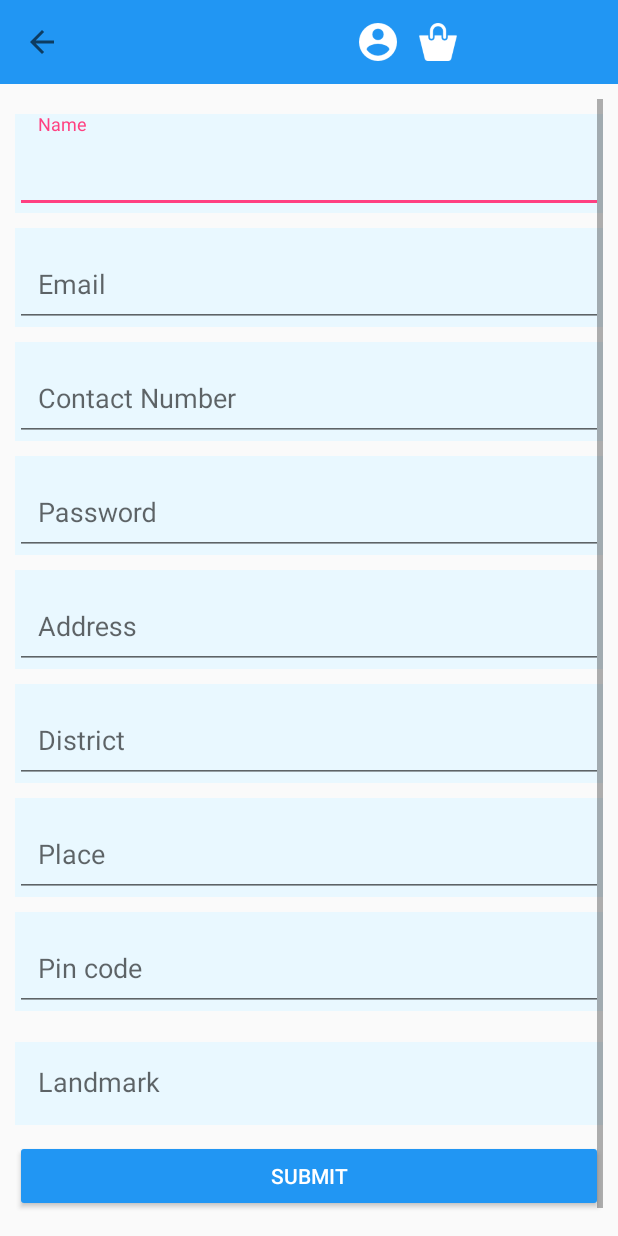
After one commit to leothayyil/InfyEmart, an Android app: the ProfileActivity screen opened directly, with no data from a screen before it, on a phone screen of 412 x 824 dp. The commit adds this screen. Run offline under Robolectric (Android 15) with nearby library versions, the phone set to English and light mode, and no system bars.

```diff
--- /dev/null
+++ b/app/src/main/java/com/example/user/infyemart/ProfileActivity.java
@@ -0,0 +1,27 @@
+package com.example.user.infyemart;
+
+import android.support.v7.app.ActionBar;
+import android.support.v7.app.AppCompatActivity;
+import android.os.Bundle;
+import android.support.v7.widget.Toolbar;
+
+public class ProfileActivity extends AppCompatActivity {
+
+
+    @Override
+    protected void onCreate(Bundle savedInstanceState) {
+        super.onCreate(savedInstanceState);
+        setContentView(R.layout.activity_profile);
+
+        Toolbar tb = (Toolbar) findViewById(R.id.toolbarProfile);
+        setSupportActionBar(tb);
+
+        // Get the ActionBar here to configure the way it behaves.
+        final ActionBar ab = getSupportActionBar();
+        //ab.setHomeAsUpIndicator(R.drawable.ic_menu); // set a custom icon for the default home button
+        ab.setDisplayShowHomeEnabled(true); // show or hide the default home button
+        ab.setDisplayHomeAsUpEnabled(true);
+        ab.setDisplayShowCustomEnabled(true); // enable overriding the default toolbar layout
+        ab.setDisplayShowTitleEnabled(false);
+    }
+}
--- a/app/src/main/res/layout/activity_cart.xml
+++ b/app/src/main/res/layout/activity_cart.xml
@@ -8,7 +8,6 @@
         android:layout_width="match_parent"
         android:layout_height="match_parent"
         android:id="@+id/recyclerCart">
-
     </android.support.v7.widget.RecyclerView>
 
 </android.support.constraint.ConstraintLayout>
--- /dev/null
+++ b/app/src/main/res/layout/activity_profile.xml
@@ -0,0 +1,167 @@
+<?xml version="1.0" encoding="utf-8"?>
+<LinearLayout
+    xmlns:android="http://schemas.android.com/apk/res/android"
+    xmlns:tools="http://schemas.android.com/tools"
+    android:layout_width="match_parent"
+    android:layout_height="match_parent"
+    tools:context="com.example.user.infyemart.ProfileActivity"
+    android:orientation="vertical">
+    <include layout="@layout/toolbar_main"
+        android:id="@+id/toolbarProfile"/>
+<ScrollView
+    android:layout_width="match_parent"
+    android:layout_height="wrap_content"
+    android:padding="10sp"
+    android:orientation="vertical">
+
+    <LinearLayout
+        android:layout_width="match_parent"
+        android:layout_height="wrap_content"
+        android:orientation="vertical">
+
+        <android.support.design.widget.TextInputLayout
+            android:layout_width="match_parent"
+            android:layout_height="wrap_content"
+            android:layout_marginTop="10dp"
+            android:background="@color/edt_back">
+
+            <EditText
+                android:layout_width="match_parent"
+                android:layout_height="wrap_content"
+                android:hint="Name"
+                android:padding="15sp"
+                android:textColor="#000000" />
+        </android.support.design.widget.TextInputLayout>
+
+        <android.support.design.widget.TextInputLayout
+            android:layout_width="match_parent"
+            android:layout_height="wrap_content"
+            android:layout_marginTop="10dp"
+            android:background="@color/edt_back">
+
+            <EditText
+                android:layout_width="match_parent"
+                android:layout_height="wrap_content"
+                android:hint="Email"
+                android:inputType="textEmailAddress"
+                android:padding="15sp"
+                android:textColor="#000000" />
+        </android.support.design.widget.TextInputLayout>
+
+        <android.support.design.widget.TextInputLayout
+            android:layout_width="match_parent"
+            android:layout_height="wrap_content"
+            android:layout_marginTop="10dp"
+            android:background="@color/edt_back">
+
+            <EditText
+                android:layout_width="match_parent"
+                android:layout_height="wrap_content"
+                android:hint="Contact Number"
+                android:inputType="number"
+                android:padding="15sp"
+                android:textColor="#000000" />
+        </android.support.design.widget.TextInputLayout>
+
+        <android.support.design.widget.TextInputLayout
+            android:layout_width="match_parent"
+            android:layout_height="wrap_content"
+            android:layout_marginTop="10dp"
+            android:background="@color/edt_back">
+
+            <EditText
+                android:layout_width="match_parent"
+                android:layout_height="wrap_content"
+                android:hint="Password"
+                android:inputType="textPassword"
+                android:padding="15sp"
+                android:textColor="#000000" />
+        </android.support.design.widget.TextInputLayout>
+
+        <android.support.design.widget.TextInputLayout
+            android:layout_width="match_parent"
+            android:layout_height="wrap_content"
+            android:layout_marginTop="10dp"
+            android:background="@color/edt_back">
+
+            <EditText
+                android:layout_width="match_parent"
+                android:layout_height="wrap_content"
+                android:hint="Address"
+                android:inputType="textPostalAddress"
+                android:padding="15sp"
+                android:textColor="#000000" />
+        </android.support.design.widget.TextInputLayout>
+
+        <android.support.design.widget.TextInputLayout
+            android:layout_width="match_parent"
+            android:layout_height="wrap_content"
+            android:layout_marginTop="10dp"
+            android:background="@color/edt_back">
+
+            <EditText
+                android:layout_width="match_parent"
+                android:layout_height="wrap_content"
+                android:hint="District"
+                android:inputType="textPostalAddress"
+                android:padding="15sp"
+                android:textColor="#000000" />
+        </android.support.design.widget.TextInputLayout>
+
+        <android.support.design.widget.TextInputLayout
+            android:layout_width="match_parent"
+            android:layout_height="wrap_content"
+            android:layout_marginTop="10dp"
+            android:background="@color/edt_back">
+
+            <EditText
+                android:layout_width="match_parent"
+                android:layout_height="wrap_content"
+                android:hint="Place"
+                android:inputType="textPostalAddress"
+                android:padding="15sp"
+                android:textColor="#000000" />
+        </android.support.design.widget.TextInputLayout>
+
+        <android.support.design.widget.TextInputLayout
+            android:layout_width="match_parent"
+            android:layout_height="wrap_content"
+            android:layout_marginTop="10dp"
+            android:background="@color/edt_back">
+
+            <EditText
+                android:layout_width="match_parent"
+                android:layout_height="wrap_content"
+                android:hint="Pin code"
+                android:inputType="textPostalAddress"
+                android:padding="15sp"
+                android:textColor="#000000" />
+        </android.support.design.widget.TextInputLayout>
+
+        <android.support.design.widget.TextInputLayout
+            android:layout_width="match_parent"
+            android:layout_height="wrap_content"
+            android:layout_marginTop="10dp"
+            android:backgroundTint="@color/edt_back">
+
+            <EditText
+                android:layout_width="match_parent"
+                android:layout_height="wrap_content"
+                android:background="@color/edt_back"
+                android:hint="Landmark"
+                android:inputType="textEmailAddress"
+                android:padding="15sp"
+                android:textColor="#000000" />
+        </android.support.design.widget.TextInputLayout>
+
+        <Button
+            android:layout_width="match_parent"
+            android:layout_height="wrap_content"
+            android:layout_marginBottom="25sp"
+            android:layout_marginTop="10dp"
+            android:backgroundTint="@color/bl3"
+            android:text="submit"
+            android:textColor="#fff" />
+    </LinearLayout>
+</ScrollView>
+</LinearLayout>
--- a/app/src/main/res/menu/activity_main_drawer.xml
+++ b/app/src/main/res/menu/activity_main_drawer.xml
@@ -12,7 +12,7 @@
 
     <menu android:checkableBehavior="single">
         <item
-            android:id="@+id/nav_camera"
+            android:id="@+id/dr_groceries"
             android:icon="@drawable/groceries"
             android:title="Grocery" />
         <item
--- a/app/src/main/res/values/colors.xml
+++ b/app/src/main/res/values/colors.xml
@@ -17,5 +17,7 @@
     <color name="bl3">#2196F3</color>
     <color name="red">#F44336</color>
     <color name="gr4">#009688</color>
+    <color name="edt_back">#e9f8ff</color>
+
 
 </resources>
--- a/app/src/main/res/values/styles.xml
+++ b/app/src/main/res/values/styles.xml
@@ -6,9 +6,6 @@
         <item name="colorPrimary">@color/colorPrimary</item>
         <item name="colorPrimaryDark">@color/colorPrimaryDark</item>
         <item name="colorAccent">@color/colorAccent</item>
-    </style>
-
-    <style name="AppTheme.NoActionBar">
         <item name="windowActionBar">false</item>
         <item name="windowNoTitle">true</item>
     </style>
```
Also changed, not shown: app/src/main/AndroidManifest.xml (+6 -2 lines), app/src/main/java/com/example/user/infyemart/Adapter/CartAdapter.java (added, +54 -0 lines), app/src/main/java/com/example/user/infyemart/Adapter/MainProductAdapter.java (added, +54 -0 lines), app/src/main/java/com/example/user/infyemart/CartActivity.java (+17 -0 lines), app/src/main/java/com/example/user/infyemart/LoginActivity.java (added, +35 -0 lines), app/src/main/java/com/example/user/infyemart/MainActivity.java (+17 -2 lines), app/src/main/java/com/example/user/infyemart/MainProductsActivity.java (added, +38 -0 lines), app/src/main/java/com/example/user/infyemart/SignUpActivity.java (added, +26 -0 lines), app/src/main/res/layout/activity_login.xml (added, +66 -0 lines), app/src/main/res/layout/activity_main_products.xml (added, +15 -0 lines), app/src/main/res/layout/activity_sign_up.xml (added, +80 -0 lines), app/src/main/res/layout/list_cart.xml (added, +91 -0 lines), app/src/main/res/menu/main.xml (+13 -0 lines), app/src/main/res/drawable/bin.png (added).
